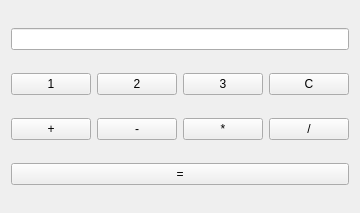
Above: scripts/practice_2/ui/calc.ui from OlgaGnyh/DevPyQt before the change. Below: the same form after it.
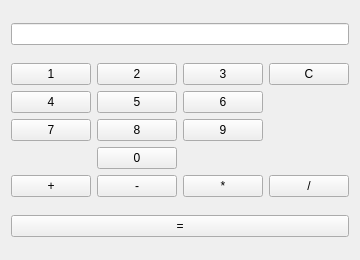
That is the form after the change.

```diff
--- a/scripts/practice_2/ui/calc.ui
+++ b/scripts/practice_2/ui/calc.ui
@@ -6,8 +6,8 @@
    <rect>
     <x>0</x>
     <y>0</y>
-    <width>353</width>
-    <height>213</height>
+    <width>338</width>
+    <height>260</height>
    </rect>
   </property>
   <property name="windowTitle">
@@ -18,61 +18,106 @@
     <widget class="QLineEdit" name="lineEdit"/>
    </item>
    <item>
-    <layout class="QHBoxLayout" name="horizontalLayout">
-     <item>
+    <layout class="QGridLayout" name="gridLayout">
+     <item row="0" column="0">
       <widget class="QPushButton" name="pushButton_1">
        <property name="text">
         <string>1</string>
        </property>
       </widget>
      </item>
-     <item>
+     <item row="0" column="1">
       <widget class="QPushButton" name="pushButton_2">
        <property name="text">
         <string>2</string>
        </property>
       </widget>
      </item>
-     <item>
+     <item row="0" column="2">
       <widget class="QPushButton" name="pushButton_3">
        <property name="text">
         <string>3</string>
        </property>
       </widget>
      </item>
-     <item>
+     <item row="0" column="3">
       <widget class="QPushButton" name="pushButton_C">
        <property name="text">
         <string>C</string>
        </property>
       </widget>
      </item>
-    </layout>
-   </item>
-   <item>
-    <layout class="QHBoxLayout" name="horizontalLayout_2">
-     <item>
+     <item row="1" column="0">
+      <widget class="QPushButton" name="pushButton_4">
+       <property name="text">
+        <string>4</string>
+       </property>
+      </widget>
+     </item>
+     <item row="1" column="1">
+      <widget class="QPushButton" name="pushButton_5">
+       <property name="text">
+        <string>5</string>
+       </property>
+      </widget>
+     </item>
+     <item row="1" column="2">
+      <widget class="QPushButton" name="pushButton_6">
+       <property name="text">
+        <string>6</string>
+       </property>
+      </widget>
+     </item>
+     <item row="2" column="0">
+      <widget class="QPushButton" name="pushButton_7">
+       <property name="text">
+        <string>7</string>
+       </property>
+      </widget>
+     </item>
+     <item row="2" column="1">
+      <widget class="QPushButton" name="pushButton_8">
+       <property name="text">
+        <string>8</string>
+       </property>
+      </widget>
+     </item>
+     <item row="2" column="2">
+      <widget class="QPushButton" name="pushButton_9">
+       <property name="text">
+        <string>9</string>
+       </property>
+      </widget>
+     </item>
+     <item row="3" column="1">
+      <widget class="QPushButton" name="pushButton_0">
+       <property name="text">
+        <string>0</string>
+       </property>
+      </widget>
+     </item>
+     <item row="4" column="0">
       <widget class="QPushButton" name="pushButton_plus">
        <property name="text">
         <string>+</string>
        </property>
       </widget>
      </item>
-     <item>
+     <item row="4" column="1">
       <widget class="QPushButton" name="pushButton_minus">
        <property name="text">
         <string>-</string>
        </property>
       </widget>
      </item>
-     <item>
+     <item row="4" column="2">
       <widget class="QPushButton" name="pushButton_umnogenie">
        <property name="text">
         <string>*</string>
        </property>
       </widget>
      </item>
-     <item>
+     <item row="4" column="3">
       <widget class="QPushButton" name="pushButton_delenie">
        <property name="text">
         <string>/</string>
```
